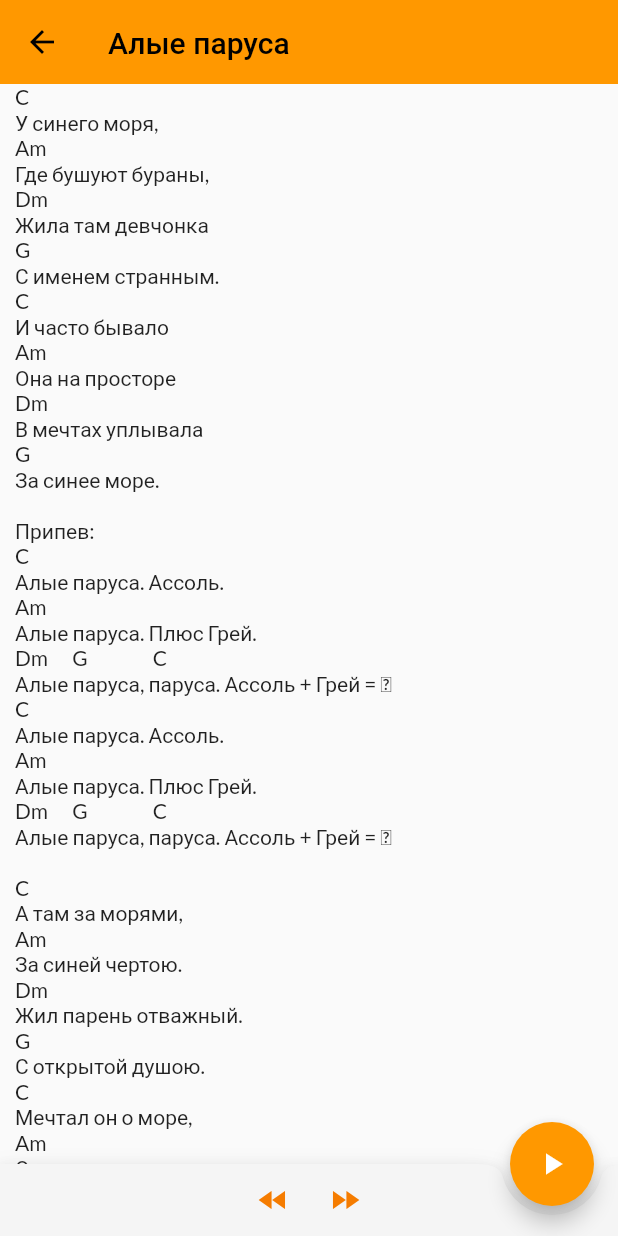
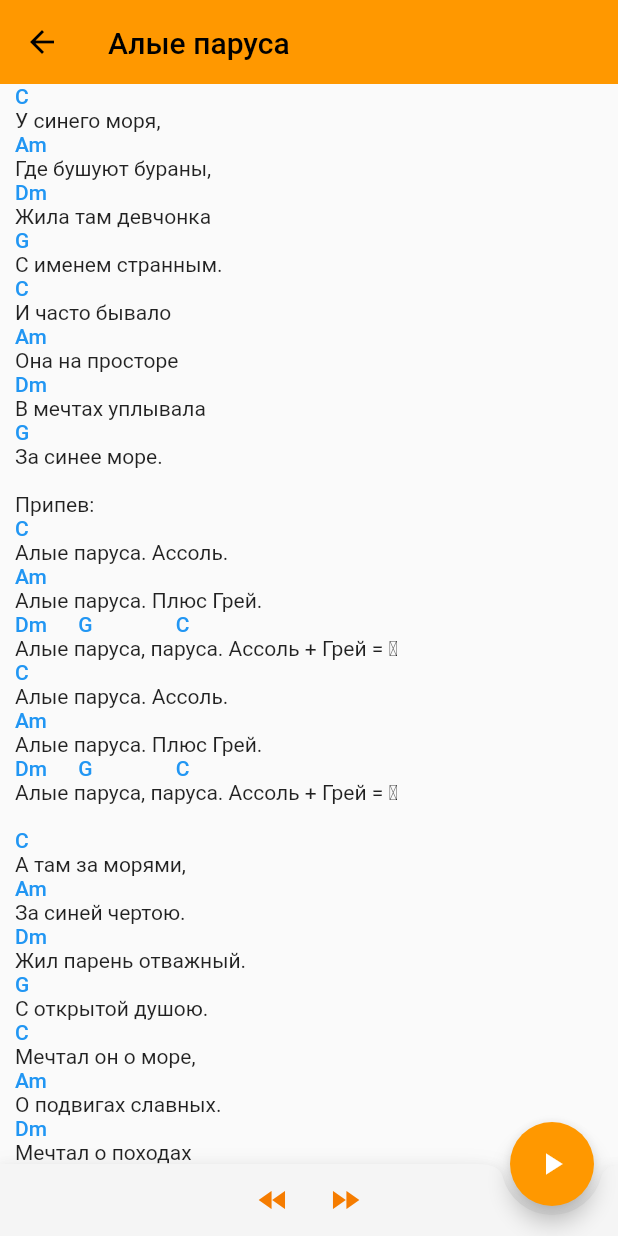
Before and after one commit to mrchuis/OrangePlanetApp, a Flutter app: the Songs screen opened directly, after a tap on "Алые паруса", on a phone screen of 412 x 824 dp. Run offline on Flutter 3.47's test engine with Material 2 defaults, Android fonts, the phone set to English and light mode, and no system bars; our stand-ins replace google_fonts, material_design_icons_flutter.

Commit message:
Added chord highlighting

```diff
--- a/lib/pages/songsScreen.dart
+++ b/lib/pages/songsScreen.dart
@@ -244,7 +244,7 @@ List<Song> getSongs() {
     Song(
       title: "Звезда по имени Солнце",
       singer: "Кино",
-      content: '\nБелый снег, серый лед,\nНа растрескавшейся земле.\nОдеялом лоскутным на ней -\nГород в дорожной петле.',
+      content: 'Вступление:   Dm7     Am\n         Am\nБелый снег, серый лед,\n                 C\nНа растрескавшейся земле.',
     ),
     Song(
       title: "Все острова",
@@ -268,6 +268,49 @@ class SecondScreen extends StatefulWidget {
 }
 
 class _SecondScreenState extends State<SecondScreen> with TickerProviderStateMixin {
+
+  //for ReachText
+  Widget _myWidget(BuildContext context) {
+
+    final style = TextStyle(
+      color: Colors.blue,
+      fontWeight: FontWeight.w500,
+    );
+    final spans = _getSpans(widget.song.content, style);
+
+    return RichText(
+      text: TextSpan(
+        style: Theme.of(context).textTheme.body1.copyWith(),
+        children: spans,
+      ),
+    );
+  }
+
+  List<TextSpan> _getSpans(String text, TextStyle style) {
+
+    List<TextSpan> spans = [];
+    int spanBoundary = 0;
+
+    do {
+      // look for the next match
+      final startIndex = text.indexOf(new RegExp(r"Am|A7|A|Bm|B7|B|C7|Cm|C|Dm|D7|D|Em|E7|E|Fm|F7|F|Gm|G7|G"), spanBoundary);
+      //final startIndex = text.indexOf(matchWord, spanBoundary);
+      if (startIndex == -1) {
+        spans.add(TextSpan(text: text.substring(spanBoundary)));
+        break;
+      }
+      // add any unstyled text before the next match
+      spans.add(TextSpan(text: text.substring(spanBoundary, startIndex)));
+      // style the matched text
+      final endIndex = startIndex + 2;
+      final spanText = text.substring(startIndex, endIndex);
+      spans.add(TextSpan(text: spanText, style:style));
+      // mark the boundary to start the next search from
+      spanBoundary = endIndex;
+      // continue untill there are no more matches
+    } while (spanBoundary < text.length);
+    return spans;
+  }
 
   final key = GlobalKey();
   final key2 = GlobalKey();
@@ -407,11 +450,7 @@ class _SecondScreenState extends State<SecondScreen> with TickerProviderStateMix
               delegate:SliverChildBuilderDelegate(
                 (content, index) => SingleChildScrollView(
                   padding: EdgeInsets.only(left: 10.0),
-                  child: Text(
-                    widget.song.content,
-                    style: GoogleFonts.lato(
-                    )
-                  ),
+                  child: _myWidget(context),
                 ),
                 childCount: 1,
               )
```
